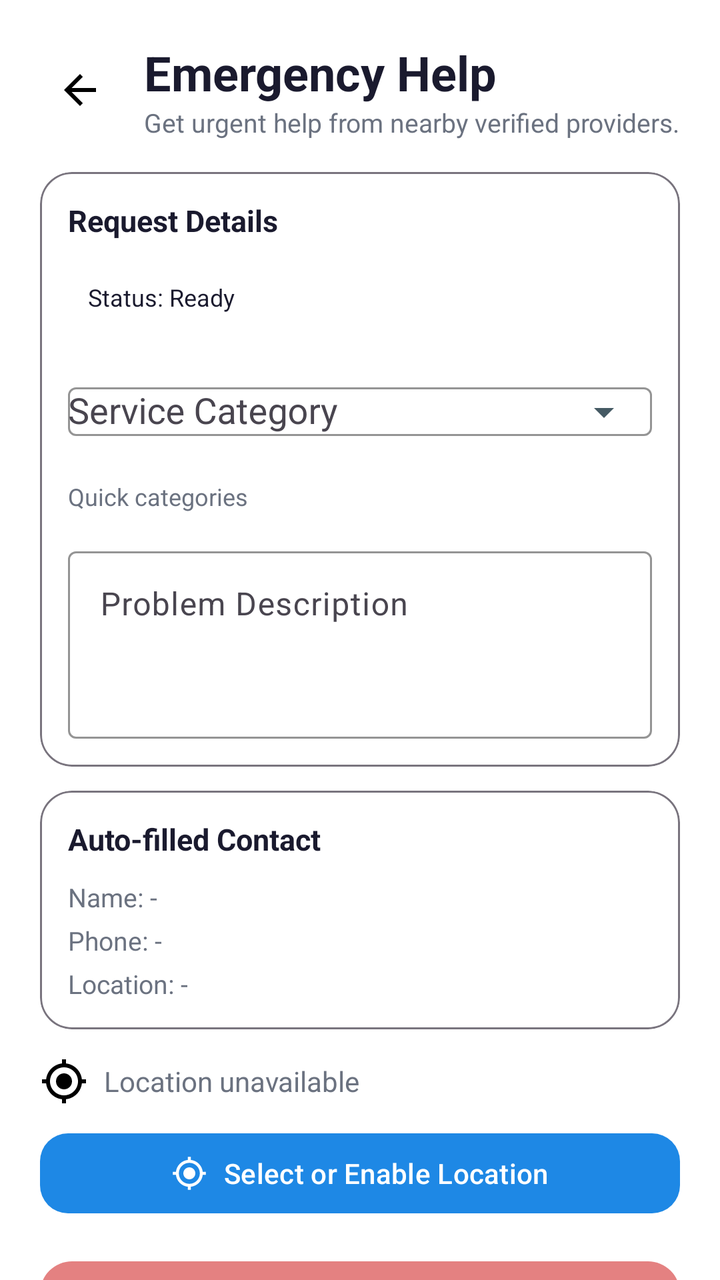
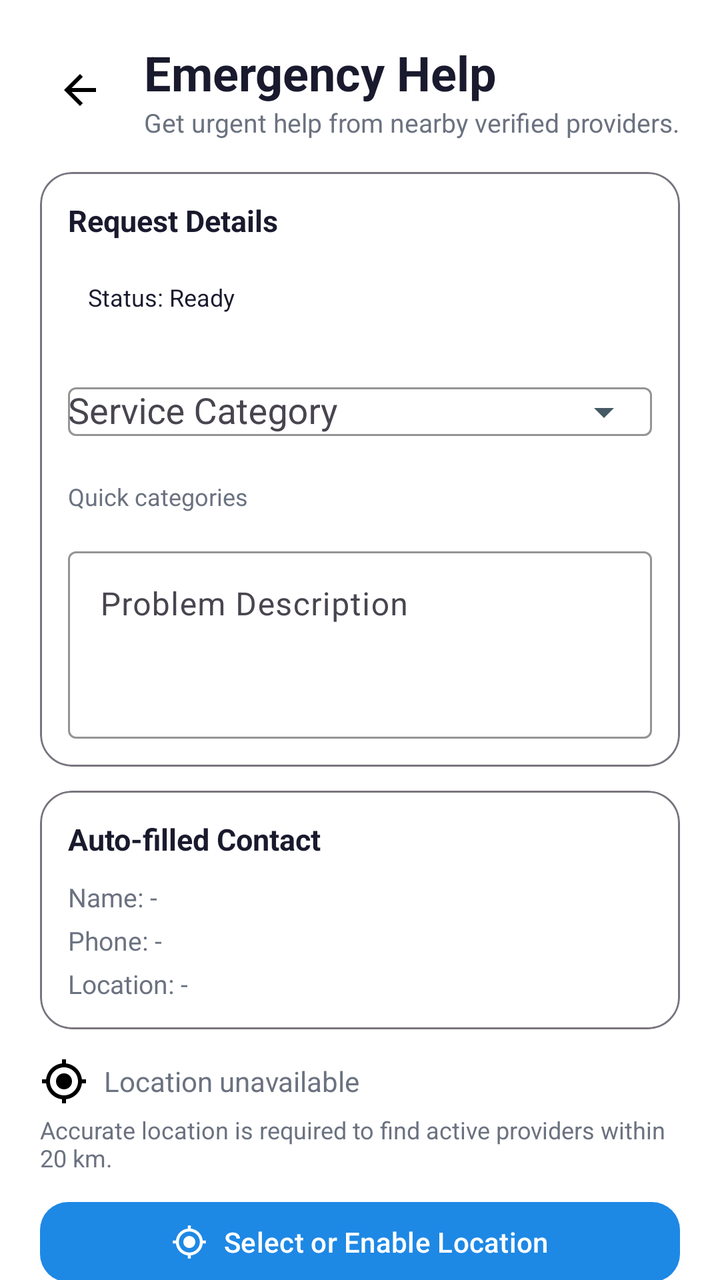

Compare the two renders of this Android layout. The source of the first and the diff that turns it into the second are given below.
<!-- AndroidManifest.xml: application theme Theme.QuickFix -->
<!-- res/layout/activity_emergency_help.xml -->
<?xml version="1.0" encoding="utf-8"?>
<androidx.core.widget.NestedScrollView xmlns:android="http://schemas.android.com/apk/res/android"
    xmlns:app="http://schemas.android.com/apk/res-auto"
    android:layout_width="match_parent"
    android:layout_height="match_parent"
    android:background="?attr/colorSurface"
    android:fillViewport="true">

    <LinearLayout
        android:layout_width="match_parent"
        android:layout_height="wrap_content"
        android:orientation="vertical"
        android:padding="20dp">

        <LinearLayout
            android:layout_width="match_parent"
            android:layout_height="wrap_content"
            android:gravity="center_vertical"
            android:orientation="horizontal">

            <ImageView
                android:id="@+id/btnBack"
                android:layout_width="40dp"
                android:layout_height="40dp"
                android:contentDescription="Back"
                android:padding="8dp"
                android:src="@drawable/ic_back" />

            <LinearLayout
                android:layout_width="0dp"
                android:layout_height="wrap_content"
                android:layout_weight="1"
                android:orientation="vertical"
                android:paddingStart="12dp">

                <TextView
                    android:layout_width="wrap_content"
                    android:layout_height="wrap_content"
                    android:text="Emergency Help"
                    android:textColor="@color/text_primary"
                    android:textSize="24sp"
                    android:textStyle="bold" />

                <TextView
                    android:layout_width="wrap_content"
                    android:layout_height="wrap_content"
                    android:text="Get urgent help from nearby verified providers."
                    android:textColor="@color/text_secondary"
                    android:textSize="13sp" />
            </LinearLayout>
        </LinearLayout>

        <com.google.android.material.card.MaterialCardView
            android:layout_width="match_parent"
            android:layout_height="wrap_content"
            android:layout_marginTop="16dp"
            app:cardCornerRadius="16dp"
            app:strokeColor="@color/outline"
            app:strokeWidth="1dp">

            <LinearLayout
                android:layout_width="match_parent"
                android:layout_height="wrap_content"
                android:orientation="vertical"
                android:padding="14dp">

                <TextView
                    android:layout_width="wrap_content"
                    android:layout_height="wrap_content"
                    android:text="Request Details"
                    android:textColor="@color/text_primary"
                    android:textSize="15sp"
                    android:textStyle="bold" />

                <TextView
                    android:id="@+id/tvEmergencyRequestStatus"
                    android:layout_width="match_parent"
                    android:layout_height="wrap_content"
                    android:layout_marginTop="10dp"
                    android:background="@drawable/bg_dashboard_card"
                    android:padding="10dp"
                    android:text="Status: Ready"
                    android:textColor="@color/text_primary"
                    android:textSize="12sp" />

                <com.google.android.material.textfield.TextInputLayout
                    android:id="@+id/tilEmergencyCategory"
                    android:layout_width="match_parent"
                    android:layout_height="wrap_content"
                    android:layout_marginTop="10dp"
                    android:hint="Service Category"
                    app:endIconMode="dropdown_menu">

                    <com.google.android.material.textfield.MaterialAutoCompleteTextView
                        android:id="@+id/actEmergencyCategory"
                        android:layout_width="match_parent"
                        android:layout_height="wrap_content"
                        android:inputType="none"
                        android:maxLines="1" />
                </com.google.android.material.textfield.TextInputLayout>

                <TextView
                    android:layout_width="wrap_content"
                    android:layout_height="wrap_content"
                    android:layout_marginTop="10dp"
                    android:text="Quick categories"
                    android:textColor="@color/text_secondary"
                    android:textSize="12sp" />

                <com.google.android.material.chip.ChipGroup
                    android:id="@+id/chipGroupEmergencyCategories"
                    android:layout_width="match_parent"
                    android:layout_height="wrap_content"
                    android:layout_marginTop="6dp"
                    app:chipSpacingHorizontal="10dp"
                    app:chipSpacingVertical="10dp"
                    app:singleSelection="true" />

                <com.google.android.material.textfield.TextInputLayout
                    android:id="@+id/tilEmergencyDescription"
                    android:layout_width="match_parent"
                    android:layout_height="wrap_content"
                    android:layout_marginTop="8dp"
                    android:hint="Problem Description">

                    <com.google.android.material.textfield.TextInputEditText
                        android:id="@+id/etEmergencyDescription"
                        android:layout_width="match_parent"
                        android:layout_height="wrap_content"
                        android:gravity="top"
                        android:inputType="textMultiLine"
                        android:maxLines="4"
                        android:minLines="3" />
                </com.google.android.material.textfield.TextInputLayout>
            </LinearLayout>
        </com.google.android.material.card.MaterialCardView>

        <com.google.android.material.card.MaterialCardView
            android:layout_width="match_parent"
            android:layout_height="wrap_content"
            android:layout_marginTop="12dp"
            app:cardCornerRadius="16dp"
            app:strokeColor="@color/outline"
            app:strokeWidth="1dp">

            <LinearLayout
                android:layout_width="match_parent"
                android:layout_height="wrap_content"
                android:orientation="vertical"
                android:padding="14dp">

                <TextView
                    android:layout_width="wrap_content"
                    android:layout_height="wrap_content"
                    android:text="Auto-filled Contact"
                    android:textColor="@color/text_primary"
                    android:textSize="15sp"
                    android:textStyle="bold" />

                <TextView
                    android:id="@+id/tvEmergencyUserName"
                    android:layout_width="match_parent"
                    android:layout_height="wrap_content"
                    android:layout_marginTop="10dp"
                    android:text="Name: -"
                    android:textColor="@color/text_secondary"
                    android:textSize="13sp" />

                <TextView
                    android:id="@+id/tvEmergencyPhone"
                    android:layout_width="match_parent"
                    android:layout_height="wrap_content"
                    android:layout_marginTop="4dp"
                    android:text="Phone: -"
                    android:textColor="@color/text_secondary"
                    android:textSize="13sp" />

                <TextView
                    android:id="@+id/tvEmergencyAddress"
                    android:layout_width="match_parent"
                    android:layout_height="wrap_content"
                    android:layout_marginTop="4dp"
                    android:text="Location: -"
                    android:textColor="@color/text_secondary"
                    android:textSize="13sp" />
            </LinearLayout>
        </com.google.android.material.card.MaterialCardView>

        <com.google.android.material.card.MaterialCardView
            android:id="@+id/cardEmergencyAssignedProvider"
            android:layout_width="match_parent"
            android:layout_height="wrap_content"
            android:layout_marginTop="12dp"
            android:visibility="gone"
            app:cardCornerRadius="16dp"
            app:strokeColor="@color/outline"
            app:strokeWidth="1dp">

            <LinearLayout
                android:layout_width="match_parent"
                android:layout_height="wrap_content"
                android:orientation="vertical"
                android:padding="14dp">

                <TextView
                    android:layout_width="wrap_content"
                    android:layout_height="wrap_content"
                    android:text="Assigned Provider"
                    android:textColor="@color/text_primary"
                    android:textSize="15sp"
                    android:textStyle="bold" />

                <TextView
                    android:id="@+id/tvEmergencyAssignedProviderName"
                    android:layout_width="match_parent"
                    android:layout_height="wrap_content"
                    android:layout_marginTop="10dp"
                    android:text="Name: -"
                    android:textColor="@color/text_secondary"
                    android:textSize="13sp" />

                <TextView
                    android:id="@+id/tvEmergencyAssignedProviderPhone"
                    android:layout_width="match_parent"
                    android:layout_height="wrap_content"
                    android:layout_marginTop="4dp"
                    android:text="Contact: -"
                    android:textColor="@color/text_secondary"
                    android:textSize="13sp" />

                <TextView
                    android:id="@+id/tvEmergencyAssignedProviderService"
                    android:layout_width="match_parent"
                    android:layout_height="wrap_content"
                    android:layout_marginTop="4dp"
                    android:text="Service: -"
                    android:textColor="@color/text_secondary"
                    android:textSize="13sp" />

                <TextView
                    android:id="@+id/tvEmergencyAssignedProviderLocation"
                    android:layout_width="match_parent"
                    android:layout_height="wrap_content"
                    android:layout_marginTop="4dp"
                    android:text="Location: -"
                    android:textColor="@color/text_secondary"
                    android:textSize="13sp" />
            </LinearLayout>
        </com.google.android.material.card.MaterialCardView>

        <TextView
            android:id="@+id/tvEmergencyLocation"
            android:layout_width="match_parent"
            android:layout_height="wrap_content"
            android:layout_marginTop="14dp"
            android:drawableStart="@drawable/ic_my_location"
            android:drawablePadding="8dp"
            android:gravity="center_vertical"
            android:text="Location unavailable"
            android:textColor="@color/text_secondary"
            android:textSize="14sp" />

        <com.google.android.material.button.MaterialButton
            android:id="@+id/btnEmergencySelectLocation"
            android:layout_width="match_parent"
            android:layout_height="48dp"
            android:layout_marginTop="10dp"
            android:text="Select or Enable Location"
            android:textAllCaps="false"
            app:cornerRadius="14dp"
            app:icon="@drawable/ic_my_location"
            app:iconGravity="textStart"
            app:iconPadding="8dp" />

        <com.google.android.material.button.MaterialButton
            android:id="@+id/btnEmergencyRequest"
            android:layout_width="match_parent"
            android:layout_height="56dp"
            android:layout_marginTop="16dp"
            android:alpha="0.6"
            android:enabled="false"
            android:text="Submit Emergency Request"
            android:textAllCaps="false"
            android:textColor="@android:color/white"
            android:textSize="16sp"
            android:textStyle="bold"
            app:backgroundTint="#D32F2F"
            app:cornerRadius="16dp"
            app:icon="@drawable/ic_emergency"
            app:iconGravity="textStart"
            app:iconPadding="10dp" />

        <ProgressBar
            android:id="@+id/progressEmergency"
            style="?android:attr/progressBarStyleHorizontal"
            android:layout_width="match_parent"
            android:layout_height="wrap_content"
            android:layout_marginTop="14dp"
            android:indeterminate="true"
            android:visibility="gone" />


    </LinearLayout>
</androidx.core.widget.NestedScrollView>
<!-- resources referenced by this layout -->
<resources>
  <color name="outline">#79747E</color>
  <color name="text_primary">#1A1A2E</color>
  <color name="text_secondary">#6B7280</color>
  <!-- drawable bg_dashboard_card (drawable) -->
  <?xml version="1.0" encoding="utf-8"?>
  <shape xmlns:android="http://schemas.android.com/apk/res/android"
      android:shape="rectangle">
      <corners android:radius="16dp" />
      <solid android:color="#FFFFFF" />
      <stroke android:width="0dp" android:color="@android:color/transparent"/>
  </shape>
  <!-- drawable ic_back (drawable) -->
  <vector xmlns:android="http://schemas.android.com/apk/res/android"
      android:width="24dp"
      android:height="24dp"
      android:viewportWidth="24"
      android:viewportHeight="24">
      <path
          android:fillColor="@android:color/black"
          android:pathData="M20,11H7.83l5.59,-5.59L12,4l-8,8 8,8 1.41,-1.41L7.83,13H20v-2z" />
  </vector>
  <!-- drawable ic_emergency (drawable) -->
  <vector xmlns:android="http://schemas.android.com/apk/res/android"
      android:width="28dp"
      android:height="28dp"
      android:viewportWidth="24"
      android:viewportHeight="24">
      <path android:fillColor="#FFFFFF"
          android:pathData="M1,21h22L12,2 1,21zM13,18h-2v-2h2v2zM13,14h-2v-4h2v4z"/>
  </vector>
  <style name="Theme.QuickFix" parent="Base.Theme.QuickFix" />
  <color name="primary">#1E88E5</color>
  <color name="primary_dark">#1565C0</color>
  <color name="accent_green">#43A047</color>
  <color name="screen_background">#F4F7FB</color>
  <color name="card_bg">#FFFFFF</color>
  <color name="surface_variant">#F5F7FA</color>
  <color name="divider">#E5E7EB</color>
  <style name="Theme.QuickFix.AdminDialog" parent="ThemeOverlay.Material3.MaterialAlertDialog">
          <item name="colorSurface">@color/card_bg</item>
          <item name="colorOnSurface">@color/text_primary</item>
          <item name="colorOutline">@color/divider</item>
      </style>
  <style name="Theme.QuickFix.BottomSheet" parent="ThemeOverlay.Material3.BottomSheetDialog">
          <item name="colorSurface">@color/card_bg</item>
          <item name="colorOnSurface">@color/text_primary</item>
          <item name="android:colorBackground">@color/card_bg</item>
      </style>
  <style name="Widget.QuickFix.Button" parent="Widget.Material3.Button">
          <item name="backgroundTint">@color/primary</item>
          <item name="android:textColor">@color/white</item>
      </style>
  <style name="Widget.QuickFix.Chip.Filter" parent="Widget.Material3.Chip.Filter">
          <item name="chipBackgroundColor">@color/surface_variant</item>
          <item name="android:textColor">@color/text_primary</item>
          <item name="checkedIconTint">@color/primary</item>
      </style>
  <style name="Widget.QuickFix.TextInputLayout" parent="Widget.Material3.TextInputLayout.OutlinedBox">
          <item name="boxBackgroundColor">@color/input_background</item>
          <item name="boxStrokeColor">@color/input_stroke</item>
          <item name="boxStrokeErrorColor">@color/error_red</item>
          <item name="hintTextColor">@color/input_hint</item>
          <item name="startIconTint">@color/input_icon</item>
          <item name="endIconTint">@color/input_icon</item>
          <item name="boxStrokeWidthFocused">2dp</item>
      </style>
  <color name="white">#FFFFFFFF</color>
  <color name="input_background">#FFFFFF</color>
  <color name="input_stroke">#1E88E5</color>
  <color name="error_red">#D32F2F</color>
  <color name="input_hint">#6B7280</color>
  <color name="input_icon">#455A64</color>
  <!-- unchanged entries left out for length: 2 -->
</resources>

<!-- the commit's change to res/layout/activity_emergency_help.xml (unified diff, before → after) -->
@@ -259,6 +259,14 @@
             android:text="Location unavailable"
             android:textColor="@color/text_secondary"
             android:textSize="14sp" />
+
+        <TextView
+            android:layout_width="match_parent"
+            android:layout_height="wrap_content"
+            android:layout_marginTop="4dp"
+            android:text="Accurate location is required to find active providers within 20 km."
+            android:textColor="@color/text_secondary"
+            android:textSize="12sp" />
 
         <com.google.android.material.button.MaterialButton
             android:id="@+id/btnEmergencySelectLocation"
